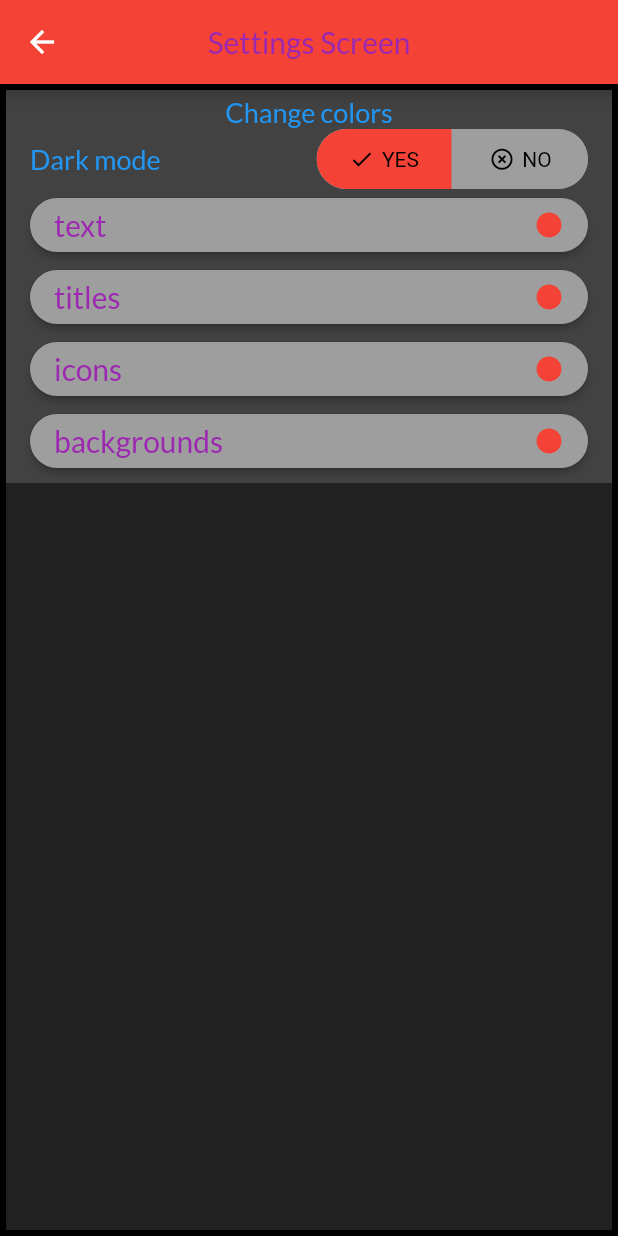
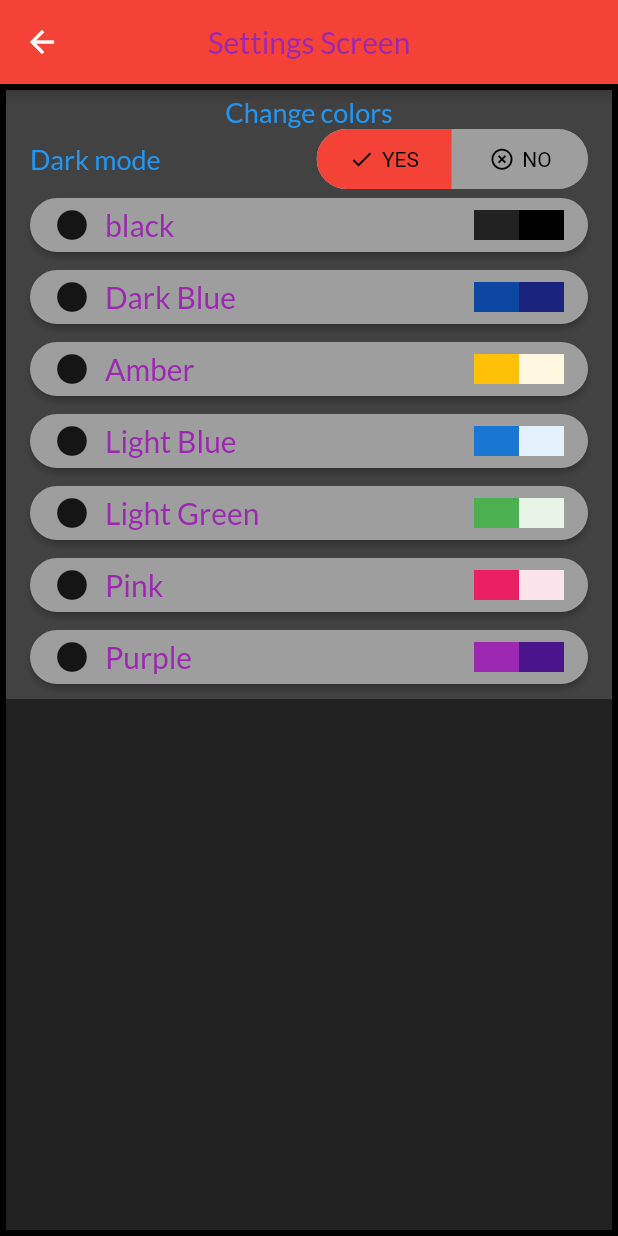
Before and after one commit to Apex-Finance/Finance-Main, a Flutter app: the SettingsScreen screen opened by its route, on a phone screen of 412 x 824 dp. Run offline on Flutter 3.47's test engine with Material 2 defaults, Android fonts, the phone set to English and light mode, and no system bars; drawn by our look-alikes of toggle_switch; our stand-ins replace auto_size_text, cloud_firestore, currency_text_input_formatter, firebase_auth, firebase_core, google_fonts and 3 more; missing offline and left inert: keyboard_avoider; accounts and stored records are empty.

```diff
--- a/Plutus/lib/screens/settings_screen.dart
+++ b/Plutus/lib/screens/settings_screen.dart
@@ -69,17 +69,28 @@ class SettingsScreen extends StatelessWidget {
                       color: Colors.grey[500],
                       child: Row(
                         children: [
+                          Icon(Icons.circle),
+                          SizedBox(
+                            width: 10,
+                          ),
                           Expanded(
                             child: Text(
-                              'text',
+                              'black',
                               style: Theme.of(context).textTheme.bodyText1,
                             ),
                           ),
-                          SizedBox(width: 10),
-                          Icon(
-                            Icons.circle,
-                            size: 20,
-                            color: Theme.of(context).primaryColor,
+                          SizedBox(
+                            width: 30,
+                          ),
+                          Container(
+                            width: 30,
+                            height: 20,
+                            color: Colors.grey[900],
+                          ),
+                          Container(
+                            width: 30,
+                            height: 20,
+                            color: Colors.black,
                           ),
                         ],
                       ),
@@ -95,17 +106,28 @@ class SettingsScreen extends StatelessWidget {
                       color: Colors.grey[500],
                       child: Row(
                         children: [
+                          Icon(Icons.circle),
+                          SizedBox(
+                            width: 10,
+                          ),
                           Expanded(
                             child: Text(
-                              'titles',
+                              'Dark Blue',
                               style: Theme.of(context).textTheme.bodyText1,
                             ),
                           ),
-                          SizedBox(width: 10),
-                          Icon(
-                            Icons.circle,
-                            size: 20,
-                            color: Theme.of(context).primaryColor,
+                          SizedBox(
+                            width: 30,
+                          ),
+                          Container(
+                            width: 30,
+                            height: 20,
+                            color: Colors.blue[900],
+                          ),
+                          Container(
+                            width: 30,
+                            height: 20,
+                            color: Colors.indigo[900],
                           ),
                         ],
                       ),
@@ -121,17 +143,28 @@ class SettingsScreen extends StatelessWidget {
                       color: Colors.grey[500],
                       child: Row(
                         children: [
+                          Icon(Icons.circle),
+                          SizedBox(
+                            width: 10,
+                          ),
                           Expanded(
                             child: Text(
-                              'icons',
+                              'Amber',
                               style: Theme.of(context).textTheme.bodyText1,
                             ),
                           ),
-                          SizedBox(width: 10),
-                          Icon(
-                            Icons.circle,
-                            size: 20,
-                            color: Theme.of(context).primaryColor,
+                          SizedBox(
+                            width: 30,
+                          ),
+                          Container(
+                            width: 30,
+                            height: 20,
+                            color: Colors.amber,
+                          ),
+                          Container(
+                            width: 30,
+                            height: 20,
+                            color: Colors.amber[50],
                           ),
                         ],
                       ),
@@ -147,17 +180,139 @@ class SettingsScreen extends StatelessWidget {
                       color: Colors.grey[500],
                       child: Row(
                         children: [
+                          Icon(Icons.circle),
+                          SizedBox(
+                            width: 10,
+                          ),
                           Expanded(
                             child: Text(
-                              'backgrounds',
+                              'Light Blue',
                               style: Theme.of(context).textTheme.bodyText1,
                             ),
                           ),
-                          SizedBox(width: 10),
-                          Icon(
-                            Icons.circle,
-                            size: 20,
-                            color: Theme.of(context).primaryColor,
+                          SizedBox(
+                            width: 30,
+                          ),
+                          Container(
+                            width: 30,
+                            height: 20,
+                            color: Colors.blue[700],
+                          ),
+                          Container(
+                            width: 30,
+                            height: 20,
+                            color: Colors.blue[50],
+                          ),
+                        ],
+                      ),
+                      onPressed: () {},
+                    ),
+                    RaisedButton(
+                      shape: RoundedRectangleBorder(
+                        borderRadius: BorderRadius.vertical(
+                          top: Radius.circular(20),
+                          bottom: Radius.circular(20),
+                        ),
+                      ),
+                      color: Colors.grey[500],
+                      child: Row(
+                        children: [
+                          Icon(Icons.circle),
+                          SizedBox(
+                            width: 10,
+                          ),
+                          Expanded(
+                            child: Text(
+                              'Light Green',
+                              style: Theme.of(context).textTheme.bodyText1,
+                            ),
+                          ),
+                          SizedBox(
+                            width: 30,
+                          ),
+                          Container(
+                            width: 30,
+                            height: 20,
+                            color: Colors.green,
+                          ),
+                          Container(
+                            width: 30,
+                            height: 20,
+                            color: Colors.green[50],
+                          ),
+                        ],
+                      ),
+                      onPressed: () {},
+                    ),
+                    RaisedButton(
+                      shape: RoundedRectangleBorder(
+                        borderRadius: BorderRadius.vertical(
+                          top: Radius.circular(20),
+                          bottom: Radius.circular(20),
+                        ),
+                      ),
+                      color: Colors.grey[500],
+                      child: Row(
+                        children: [
+                          Icon(Icons.circle),
+                          SizedBox(
+                            width: 10,
+                          ),
+                          Expanded(
+                            child: Text(
+                              'Pink',
+                              style: Theme.of(context).textTheme.bodyText1,
+                            ),
+                          ),
+                          SizedBox(
+                            width: 30,
+                          ),
+                          Container(
+                            width: 30,
+                            height: 20,
+                            color: Colors.pink,
+                          ),
+                          Container(
+                            width: 30,
+                            height: 20,
+                            color: Colors.pink[50],
+                          ),
+                        ],
+                      ),
+                      onPressed: () {},
+                    ),
+                    RaisedButton(
+                      shape: RoundedRectangleBorder(
+                        borderRadius: BorderRadius.vertical(
+                          top: Radius.circular(20),
+                          bottom: Radius.circular(20),
+                        ),
+                      ),
+                      color: Colors.grey[500],
+                      child: Row(
+                        children: [
+                          Icon(Icons.circle),
+                          SizedBox(
+                            width: 10,
+                          ),
+                          Expanded(
+                            child: Text(
+                              'Purple',
+                              style: Theme.of(context).textTheme.bodyText1,
+                            ),
+                          ),
+                          SizedBox(
+                            width: 30,
+                          ),
+                          Container(
+                            width: 30,
+                            height: 20,
+                            color: Colors.purple,
+                          ),
+                          Container(
+                            width: 30,
+                            height: 20,
+                            color: Colors.purple[900],
                           ),
                         ],
                       ),
```
Also changed, not shown: 5 other files.
